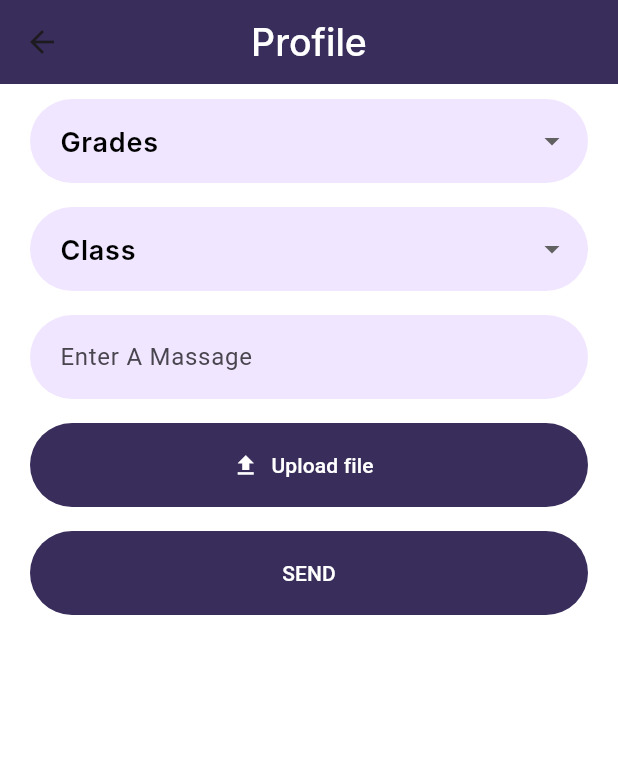
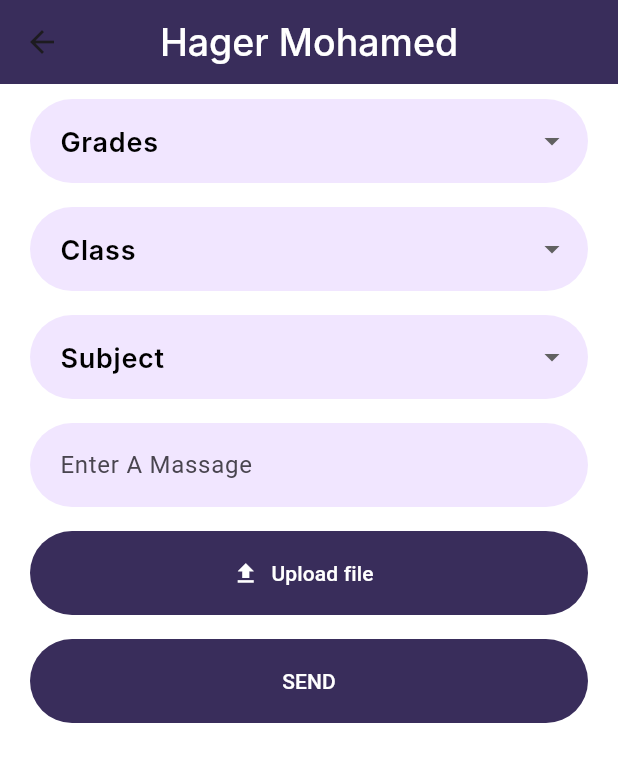
Before and after one commit to HasnaaHefnawy22/scm, a Flutter app: the TeacherMainScreen screen opened directly, on a phone screen of 412 x 824 dp. Shown: the top 762 px of the screen. Run offline on Flutter 3.47's test engine with Material 3 defaults, Android fonts, the phone set to English and light mode, and no system bars; our stand-ins replace animate_do, bloc, file_picker, flutter_bloc, flutter_credit_card, flutter_svg; Roboto replaces fonts that are missing (Inter).

Commit message:
logic bloc in teacher_main_screen.dart and main_screen_child.dart

```diff
--- a/lib/main.dart
+++ b/lib/main.dart
@@ -47,7 +47,7 @@ class MyApp extends StatelessWidget {
             ),
           )),
       debugShowCheckedModeBanner: false,
-      home: MainScreenChild(),
+      home: LoginNew(),
     );
   }
 }
--- /dev/null
+++ b/lib/modules/main_screen_child/cubit/states.dart
@@ -0,0 +1,5 @@
+abstract class ChildStates {}
+
+class ChildInitialState extends ChildStates{}
+
+class ChildChangeState extends ChildStates{}
--- /dev/null
+++ b/lib/modules/teacher/components/drop_dowen_box.dart
@@ -0,0 +1,70 @@
+import 'package:flutter/material.dart';
+
+import '../../../shared/styles/color.dart';
+import '../../../shared/styles/style.dart';
+
+class DrobDownPart extends StatelessWidget {
+  const DrobDownPart({super.key});
+
+  @override
+  Widget build(BuildContext context) {
+    return Column(
+      children: [
+        DropdownButtonFormField<String>(
+          decoration: const InputDecoration(
+            labelText: 'Grades',
+            labelStyle: Styles.styleBold18,
+          ),
+          style: Styles.styleBold18,
+          items: ['Grade 1', 'Grade 2', 'Grade 4', 'Grade 5']
+              .map((String value) {
+            return DropdownMenuItem<String>(
+              value: value,
+              child: Text(value),
+            );
+          }).toList(),
+          onChanged: (String? value) {
+            // Do something with the selected value
+          },
+        ),
+        const SizedBox(height: defaultPadding),
+        DropdownButtonFormField<String>(
+          decoration: const InputDecoration(
+            labelText: 'Class',
+            labelStyle: Styles.styleBold18,
+          ),
+          style: Styles.styleBold18,
+          items: ['Class 1', 'Class 2', 'Class 3', 'Class 4']
+              .map((String value) {
+            return DropdownMenuItem<String>(
+              value: value,
+              child: Text(value),
+            );
+          }).toList(),
+          onChanged: (String? value) {
+            // Do something with the selected value
+          },
+        ),
+        const SizedBox(height: defaultPadding),
+        DropdownButtonFormField<String>(
+          decoration: const InputDecoration(
+            labelText: 'Subject',
+            labelStyle: Styles.styleBold18,
+          ),
+          style: Styles.styleBold18,
+          items: [ 'Arabic', 'religion']
+              .map((String value) {
+            return DropdownMenuItem<String>(
+              value: value,
+              child: Text(value),
+            );
+          }).toList(),
+          onChanged: (String? value) {
+            // Do something with the selected value
+          },
+        ),
+        const SizedBox(height: defaultPadding),
+      ],
+    );
+  }
+}
--- /dev/null
+++ b/lib/modules/teacher/cubit/cubit.dart
@@ -0,0 +1,11 @@
+import 'package:bloc/bloc.dart';
+import 'package:flutter_bloc/flutter_bloc.dart';
+import 'package:scm/modules/teacher/cubit/states.dart';
+
+class TeacherCubit extends Cubit<TeacherStates> {
+  TeacherCubit() : super(TeacherInitialState());
+  //TeacherCubit cubit = BlocProvider.of(context);
+
+  static TeacherCubit get(context)=>BlocProvider.of(context);
+
+}
--- /dev/null
+++ b/lib/modules/teacher/cubit/states.dart
@@ -0,0 +1,5 @@
+abstract class TeacherStates {}
+
+class TeacherInitialState extends TeacherStates{}
+
+class TeacherChangeState extends TeacherStates{}
--- a/lib/modules/teacher/teacher_main_screen.dart
+++ b/lib/modules/teacher/teacher_main_screen.dart
@@ -1,20 +1,30 @@
 import 'package:flutter/material.dart';
+import 'package:flutter_bloc/flutter_bloc.dart';
+import 'package:scm/modules/teacher/cubit/cubit.dart';
+import 'package:scm/modules/teacher/cubit/states.dart';
 
 import '../../shared/styles/color.dart';
 import '../../shared/styles/style.dart';
+import 'components/drop_dowen_box.dart';
 import 'components/input_teacher.dart';
 class TeacherMainScreen extends StatelessWidget {
   const TeacherMainScreen({super.key});
 
   @override
   Widget build(BuildContext context) {
+    //var s = BlocProvider.of(context);
+    return BlocProvider(
+      create: (BuildContext context)=>TeacherCubit(),
+      child: BlocConsumer<TeacherCubit,TeacherStates>(
+        listener: (context,state){},
+        builder: (context,state){
           return Scaffold(
             appBar:AppBar(
               backgroundColor: kPrimaryColor,
               elevation: 0,
               centerTitle: true,
               title: Text(
-          'Profile',
+                'Hager Mohamed',
                 textAlign: TextAlign.center,
                 style: Styles.style25white,
               ),
@@ -25,42 +35,7 @@ class TeacherMainScreen extends StatelessWidget {
                 child: Column(
                   crossAxisAlignment: CrossAxisAlignment.stretch,
                   children: [
-              DropdownButtonFormField<String>(
-                decoration: const InputDecoration(
-                  labelText: 'Grades',
-                  labelStyle: Styles.styleBold18,
-                ),
-                style: Styles.styleBold18,
-                items: ['Grade 5', 'Grade 6', 'Grade 7', 'Grade 8']
-                    .map((String value) {
-                  return DropdownMenuItem<String>(
-                    value: value,
-                    child: Text(value),
-                  );
-                }).toList(),
-                onChanged: (String? value) {
-                  // Do something with the selected value
-                },
-              ),
-              const SizedBox(height: defaultPadding),
-              DropdownButtonFormField<String>(
-                decoration: const InputDecoration(
-                  labelText: 'Class',
-                  labelStyle: Styles.styleBold18,
-                ),
-                style: Styles.styleBold18,
-                items: ['Class 1', 'Class 2', 'Class 3', 'Class 4']
-                    .map((String value) {
-                  return DropdownMenuItem<String>(
-                    value: value,
-                    child: Text(value),
-                  );
-                }).toList(),
-                onChanged: (String? value) {
-                  // Do something with the selected value
-                },
-              ),
-              const SizedBox(height: defaultPadding),
+                    DrobDownPart(),
                     InputTeacher(),
                     const SizedBox(height: defaultPadding),
                     ElevatedButton(
@@ -74,5 +49,9 @@ class TeacherMainScreen extends StatelessWidget {
               ),
             ),
           );
+        },
+
+      ),
+    );
   }
 }
--- a/pubspec.yaml
+++ b/pubspec.yaml
@@ -35,6 +35,8 @@ dependencies:
   flutter_credit_card: ^4.0.1
   file_picker: ^8.0.0+1
   animate_do: ^3.1.2
+  bloc: ^8.1.4
+  flutter_bloc: ^8.1.5
 
 dev_dependencies:
   flutter_test:
```
Also changed, not shown: lib/models/teacher_drop_dowen_list_widget.dart (added, +26 -0 lines), lib/modules/main_screen_child/components/bottom_sheet_screen.dart (+1 -7 lines), lib/modules/main_screen_child/components/new_child_item.dart (+6 -1 lines), lib/modules/main_screen_child/cubit/cubit.dart (added, +12 -0 lines), lib/modules/main_screen_child/main_screen_child.dart (+11 -0 lines), lib/modules/payment_Screens/payment_details.dart (+21 -1 lines), lib/modules/canteen_e_commerse/cubit/cubit.dart (added), lib/modules/canteen_e_commerse/cubit/states.dart (added), pubspec.lock. Lines whose indentation alone changed are shown as unchanged.
